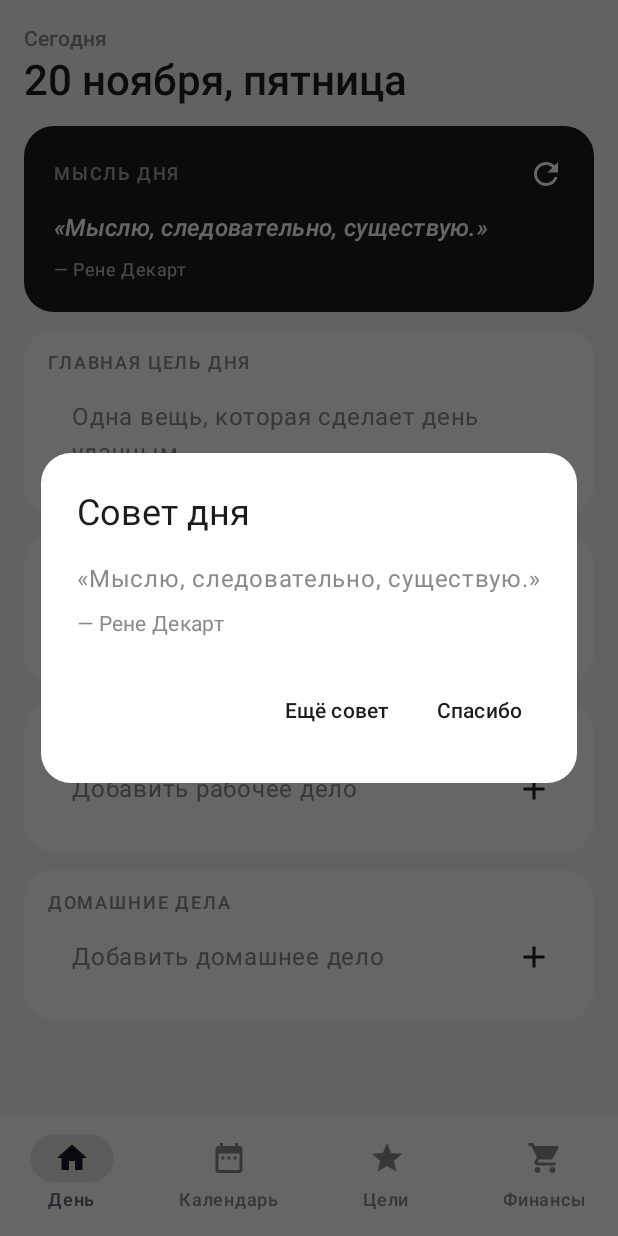
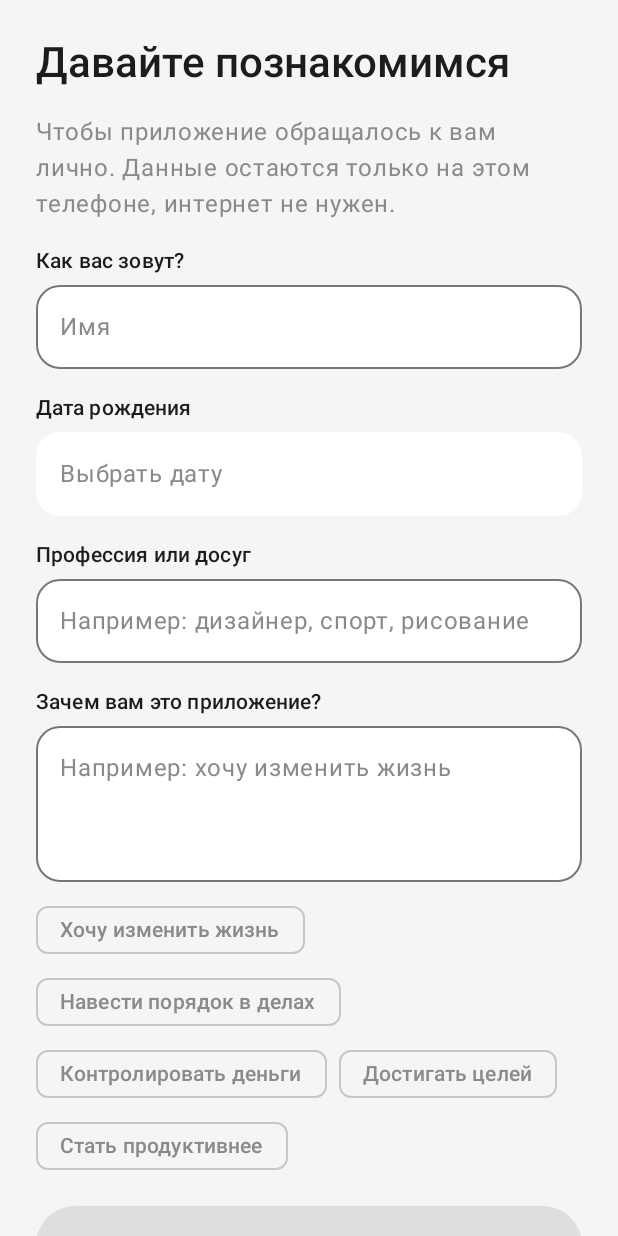
Before and after one commit to rafinad7656-netizen/goals-app, an Android app built with Jetpack Compose: the screen it shows after launch (MainActivity), on a phone screen of 412 x 824 dp. Run offline under Robolectric (Android 15) with nearby library versions, the phone set to English and light mode, and no system bars.

Commit message:
Add onboarding profile and personal greeting
- First launch asks for name, birthday, occupation/hobby and reason
- Launch dialog greets by name and time of day, birthday wishes, reminds the reason
- Profile editable from the Day screen

Co-Authored-By: Claude Opus 5.5 <noreply@anthropic.com>

```diff
--- a/app/src/main/AndroidManifest.xml
+++ b/app/src/main/AndroidManifest.xml
@@ -5,7 +5,8 @@
         android:icon="@mipmap/ic_launcher"
         android:roundIcon="@mipmap/ic_launcher_round"
         android:theme="@android:style/Theme.Material.Light.NoActionBar">
-        <activity android:name=".MainActivity" android:exported="true">
+        <activity android:name=".MainActivity" android:exported="true"
+            android:windowSoftInputMode="adjustResize">
             <intent-filter>
                 <action android:name="android.intent.action.MAIN" />
                 <category android:name="android.intent.category.LAUNCHER" />
--- a/app/src/main/java/com/rafinad/goals/DayScreen.kt
+++ b/app/src/main/java/com/rafinad/goals/DayScreen.kt
@@ -4,6 +4,7 @@ import androidx.compose.foundation.layout.*
 import androidx.compose.foundation.rememberScrollState
 import androidx.compose.foundation.verticalScroll
 import androidx.compose.material.icons.Icons
+import androidx.compose.material.icons.filled.Person
 import androidx.compose.material.icons.filled.Refresh
 import androidx.compose.material3.*
 import androidx.compose.runtime.*
@@ -19,7 +20,7 @@ import java.time.format.DateTimeFormatter
 private val DAY_FORMAT = DateTimeFormatter.ofPattern("d MMMM, EEEE", RU)
 
 @Composable
-fun DayScreen(store: Store, date: LocalDate, tip: Quote, onNextTip: () -> Unit, onToday: () -> Unit) {
+fun DayScreen(store: Store, date: LocalDate, tip: Quote, onNextTip: () -> Unit, onProfile: () -> Unit, onToday: () -> Unit) {
     var day by remember(date) { mutableStateOf(store.day(date)) }
     fun update(d: Day) { day = d; store.saveDay(date, d) }
     val isToday = date == LocalDate.now()
@@ -35,6 +36,7 @@ fun DayScreen(store: Store, date: LocalDate, tip: Quote, onNextTip: () -> Unit,
                 Text(date.format(DAY_FORMAT), style = MaterialTheme.typography.headlineMedium, fontWeight = FontWeight.SemiBold)
             }
             if (!isToday) TextButton(onToday) { Text("К сегодня") }
+            IconButton(onProfile) { Icon(Icons.Default.Person, "Профиль") }
         }
 
         QuoteCard(tip, onNextTip)
--- a/app/src/main/java/com/rafinad/goals/MainActivity.kt
+++ b/app/src/main/java/com/rafinad/goals/MainActivity.kt
@@ -17,6 +17,7 @@ import androidx.compose.ui.Modifier
 import androidx.compose.ui.graphics.vector.ImageVector
 import androidx.compose.ui.unit.dp
 import java.time.LocalDate
+import java.time.LocalTime
 import kotlin.random.Random
 
 class MainActivity : ComponentActivity() {
@@ -37,6 +38,16 @@ enum class Tab(val label: String, val icon: ImageVector) {
 
 @Composable
 fun App(store: Store) {
+    var profile by remember { mutableStateOf(store.profile()) }
+    var editingProfile by rememberSaveable { mutableStateOf(false) }
+    val p = profile
+    if (p == null || editingProfile) {
+        ProfileScreen(p, if (p == null) null else ({ editingProfile = false })) { new ->
+            store.saveProfile(new); profile = new; editingProfile = false
+        }
+        return
+    }
+
     var tab by rememberSaveable { mutableStateOf(Tab.DAY) }
     var date by rememberSaveable { mutableStateOf(LocalDate.now()) }
     var tip by rememberSaveable { mutableIntStateOf(Random.nextInt(QUOTES.size)) }
@@ -55,7 +66,7 @@ fun App(store: Store) {
     ) { pad ->
         Box(Modifier.padding(pad)) {
             when (tab) {
-                Tab.DAY -> DayScreen(store, date, QUOTES[tip], nextTip) { date = LocalDate.now() }
+                Tab.DAY -> DayScreen(store, date, QUOTES[tip], nextTip, { editingProfile = true }) { date = LocalDate.now() }
                 Tab.CALENDAR -> CalendarScreen(store, date) { date = it; tab = Tab.DAY }
                 Tab.GOALS -> GoalsScreen(store)
                 Tab.MONEY -> MoneyScreen(store)
@@ -69,9 +80,18 @@ fun App(store: Store) {
             onDismissRequest = { showTip = false },
             confirmButton = { TextButton({ showTip = false }) { Text("Спасибо") } },
             dismissButton = { TextButton(nextTip) { Text("Ещё совет") } },
-            title = { Text("Совет дня") },
+            title = {
+                Text(if (isBirthday(p.birthday, LocalDate.now())) "С днём рождения, ${p.name}! 🎉"
+                     else "${greeting(LocalTime.now().hour)}, ${p.name}!")
+            },
             text = {
                 Column {
+                    if (p.reason.isNotBlank()) {
+                        Text("Помните, зачем вы здесь: ${p.reason}", color = MaterialTheme.colorScheme.onSurfaceVariant)
+                        Spacer(Modifier.height(16.dp))
+                    }
+                    Text("СОВЕТ ДНЯ", style = MaterialTheme.typography.labelMedium, color = MaterialTheme.colorScheme.onSurfaceVariant)
+                    Spacer(Modifier.height(6.dp))
                     Text("«${q.text}»", style = MaterialTheme.typography.bodyLarge)
                     Spacer(Modifier.height(8.dp))
                     Text("— ${q.author}", color = MaterialTheme.colorScheme.onSurfaceVariant)
--- /dev/null
+++ b/app/src/main/java/com/rafinad/goals/ProfileScreen.kt
@@ -0,0 +1,117 @@
+package com.rafinad.goals
+
+import androidx.compose.foundation.layout.*
+import androidx.compose.foundation.rememberScrollState
+import androidx.compose.foundation.shape.RoundedCornerShape
+import androidx.compose.foundation.verticalScroll
+import androidx.compose.material3.*
+import androidx.compose.runtime.*
+import androidx.compose.runtime.saveable.rememberSaveable
+import androidx.compose.ui.Modifier
+import androidx.compose.ui.text.font.FontWeight
+import androidx.compose.ui.unit.dp
+import java.time.Instant
+import java.time.LocalDate
+import java.time.ZoneOffset
+import java.time.format.DateTimeFormatter
+
+private val FieldShape = RoundedCornerShape(16.dp)
+private val BIRTHDAY_FORMAT = DateTimeFormatter.ofPattern("d MMMM yyyy", RU)
+private val REASONS = listOf(
+    "Хочу изменить жизнь", "Навести порядок в делах", "Контролировать деньги",
+    "Достигать целей", "Стать продуктивнее",
+)
+
+/** Создание профиля при первом запуске; с onCancel — редактирование. */
+@OptIn(ExperimentalMaterial3Api::class, ExperimentalLayoutApi::class)
+@Composable
+fun ProfileScreen(initial: Profile?, onCancel: (() -> Unit)?, onSave: (Profile) -> Unit) {
+    var name by rememberSaveable { mutableStateOf(initial?.name ?: "") }
+    var birthday by rememberSaveable { mutableStateOf(initial?.birthday ?: "") }
+    var occupation by rememberSaveable { mutableStateOf(initial?.occupation ?: "") }
+    var reason by rememberSaveable { mutableStateOf(initial?.reason ?: "") }
+    var picking by remember { mutableStateOf(false) }
+    val c = MaterialTheme.colorScheme
+
+    Surface(Modifier.fillMaxSize(), color = c.background) {
+        Column(
+            Modifier.fillMaxSize().systemBarsPadding().imePadding().verticalScroll(rememberScrollState()).padding(24.dp),
+            verticalArrangement = Arrangement.spacedBy(16.dp),
+        ) {
+            if (onCancel != null) TextButton(onCancel) { Text("← Назад") }
+            Text(if (initial == null) "Давайте познакомимся" else "Профиль",
+                style = MaterialTheme.typography.headlineMedium, fontWeight = FontWeight.SemiBold)
+            Text("Чтобы приложение обращалось к вам лично. Данные остаются только на этом телефоне, интернет не нужен.",
+                color = c.onSurfaceVariant)
+
+            Field("Как вас зовут?", name, { name = it.take(40) }, "Имя")
+
+            Column {
+                Label("Дата рождения")
+                Surface(onClick = { picking = true }, modifier = Modifier.fillMaxWidth(), shape = FieldShape, color = c.surface) {
+                    Text(
+                        if (birthday.isBlank()) "Выбрать дату" else LocalDate.parse(birthday).format(BIRTHDAY_FORMAT),
+                        Modifier.padding(16.dp),
+                        color = if (birthday.isBlank()) c.onSurfaceVariant else c.onSurface,
+                    )
+                }
+            }
+
+            Field("Профессия или досуг", occupation, { occupation = it.take(60) }, "Например: дизайнер, спорт, рисование")
+
+            Column {
+                Field("Зачем вам это приложение?", reason, { reason = it.take(200) }, "Например: хочу изменить жизнь", singleLine = false)
+                FlowRow(Modifier.padding(top = 8.dp), horizontalArrangement = Arrangement.spacedBy(8.dp)) {
+                    REASONS.forEach { r -> SuggestionChip(onClick = { reason = r }, label = { Text(r) }) }
+                }
+            }
+
+            Button(
+                { onSave(Profile(name.trim(), birthday, occupation.trim(), reason.trim())) },
+                Modifier.fillMaxWidth().height(52.dp),
+                enabled = name.isNotBlank(),
+            ) { Text(if (initial == null) "Начать" else "Сохранить") }
+            if (name.isBlank()) Text("Чтобы продолжить, введите имя", style = MaterialTheme.typography.bodySmall, color = c.onSurfaceVariant)
+        }
+    }
+
+    if (picking) {
+        val millis = birthday.takeIf { it.isNotBlank() }
+            ?.let { LocalDate.parse(it).atStartOfDay(ZoneOffset.UTC).toInstant().toEpochMilli() }
+        val state = rememberDatePickerState(
+            initialSelectedDateMillis = millis,
+            initialDisplayedMonthMillis = millis ?: LocalDate.of(2000, 1, 1).atStartOfDay(ZoneOffset.UTC).toInstant().toEpochMilli(),
+            yearRange = 1920..LocalDate.now().year,
+        )
+        DatePickerDialog(
+            onDismissRequest = { picking = false },
+            confirmButton = {
+                TextButton({
+                    state.selectedDateMillis?.let { birthday = Instant.ofEpochMilli(it).atZone(ZoneOffset.UTC).toLocalDate().toString() }
+                    picking = false
+                }) { Text("Готово") }
+            },
+            dismissButton = { TextButton({ picking = false }) { Text("Отмена") } },
+        ) { DatePicker(state) }
+    }
+}
+
+@Composable
+private fun Label(text: String) =
+    Text(text, style = MaterialTheme.typography.labelLarge, modifier = Modifier.padding(bottom = 6.dp))
+
+@Composable
+private fun Field(label: String, value: String, onChange: (String) -> Unit, placeholder: String, singleLine: Boolean = true) {
+    Column {
+        Label(label)
+        OutlinedTextField(
+            value, onChange, Modifier.fillMaxWidth(),
+            placeholder = { Text(placeholder) }, singleLine = singleLine, minLines = if (singleLine) 1 else 3,
+            shape = FieldShape,
+            colors = OutlinedTextFieldDefaults.colors(
+                unfocusedContainerColor = MaterialTheme.colorScheme.surface,
+                focusedContainerColor = MaterialTheme.colorScheme.surface,
+            ),
+        )
+    }
+}
```
Also changed, not shown: app/src/main/java/com/rafinad/goals/Data.kt (+26 -0 lines), 1 other file.
